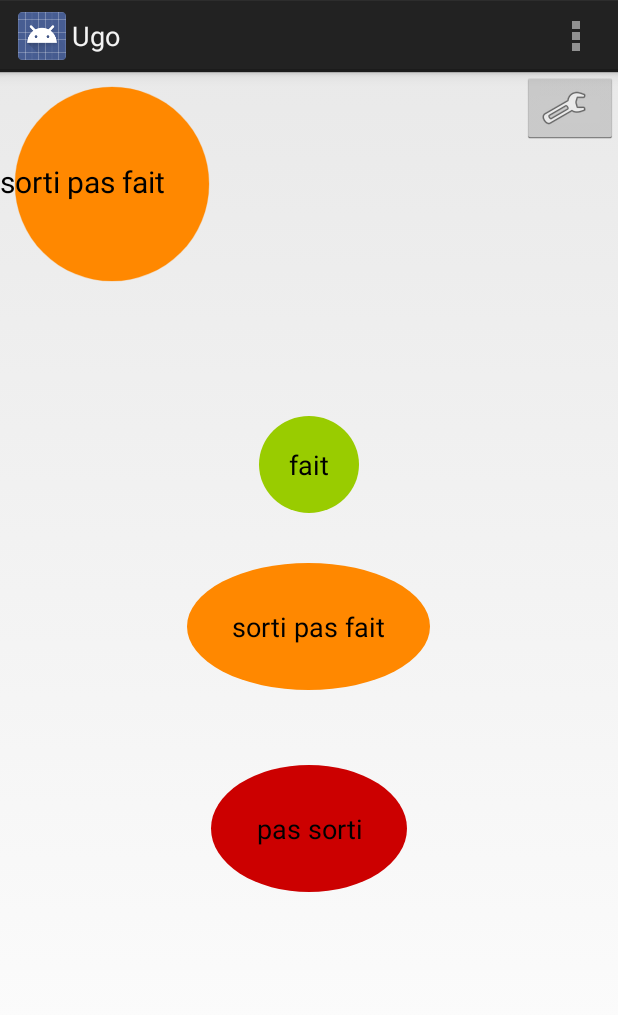
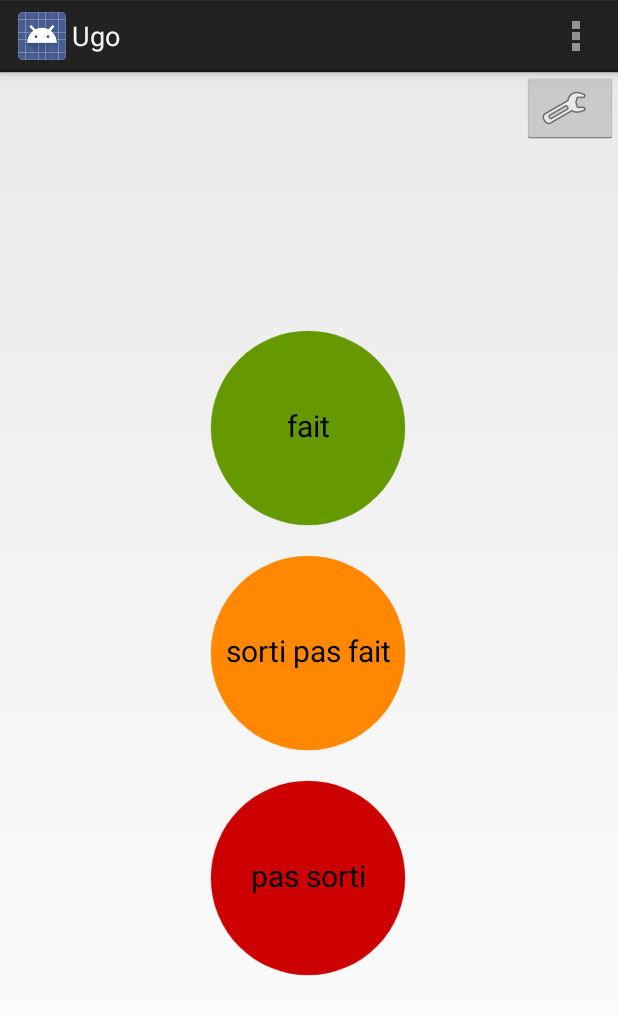
Before and after one commit to b3b00/Ugo, an Android app: the screen it shows after launch (MainActivity), on a phone screen of 412 x 824 dp. Shown: the top 1015 px of the screen. Run offline under Robolectric (Android 15) with nearby library versions, the phone set to English and light mode, and no system bars.

Commit message:
working circle button

```diff
--- a/app/src/main/java/com/olivier/MainActivity.java
+++ b/app/src/main/java/com/olivier/MainActivity.java
@@ -1,5 +1,6 @@
 package com.olivier;
 
+import android.app.ActionBar;
 import android.app.Activity;
 import android.app.Notification;
 import android.app.NotificationManager;
@@ -20,9 +21,11 @@ import android.widget.TextView;
 import android.widget.Toast;
 import android.support.v4.app.*;
 
+import com.olivier.button.CircleButton;
+
 import java.util.UUID;
 
-public class MainActivity extends Activity {
+public class MainActivity extends Activity implements ActionBar.TabListener {
 
     private static final String PHONE_NO = "0660850330";
 
@@ -49,7 +52,7 @@ public class MainActivity extends Activity {
     }
 
 
-    protected void sendSMS(Button button, final String msgKey) {
+    protected void sendSMS(CircleButton button, final String msgKey) {
         Vibrator vibrator = (Vibrator)getSystemService(VIBRATOR_SERVICE);
         button.setAlpha(0.5f);
 
@@ -134,25 +137,25 @@ public class MainActivity extends Activity {
         setContentView(R.layout.activity_main);
 
 
-        Button buttonDone = (Button) findViewById(R.id.buttonDone);
+        CircleButton buttonDone = (CircleButton) findViewById(R.id.buttonDone);
 
         buttonDone.setOnClickListener(new View.OnClickListener() {
             public void onClick(View v) {
-                sendSMS((Button)v, "msgDone");
+                sendSMS((CircleButton)v, "msgDone");
             }
         });
 
-        Button buttonOutButNotDone = (Button) findViewById(R.id.buttonOutButNotDone);
+        CircleButton buttonOutButNotDone = (CircleButton) findViewById(R.id.buttonOutButNotDone);
 
         buttonOutButNotDone.setOnClickListener(new View.OnClickListener() {
-            public void onClick(View v) {     sendSMS((Button)v, "msgOutButNotDone");        }
+            public void onClick(View v) {     sendSMS((CircleButton)v, "msgOutButNotDone");        }
         });
 
-        Button buttonNotOut = (Button) findViewById(R.id.buttonNotOut);
+        CircleButton buttonNotOut = (CircleButton) findViewById(R.id.buttonNotOut);
 
         buttonNotOut.setOnClickListener(new View.OnClickListener() {
             public void onClick(View v) {
-                sendSMS((Button)v, "msgNotOut");
+                sendSMS((CircleButton)v, "msgNotOut");
             }
         });
 
@@ -174,6 +177,13 @@ public class MainActivity extends Activity {
     }
 
 
+    private void initComponents() {
+        // Set up the action bar.
+        final ActionBar actionBar = getActionBar();
+        actionBar.setNavigationMode(ActionBar.NAVIGATION_MODE_TABS);
+
+    }
+
 
 
     @Override
@@ -184,6 +194,31 @@ public class MainActivity extends Activity {
         return true;
     }
 
+    public void onTabUnselected(ActionBar.Tab tab, FragmentTransaction fragmentTransaction) {
+    }
+
+
+    public void onTabSelected(ActionBar.Tab tab, FragmentTransaction fragmentTransaction) {
+
+
+
+    }
+
+
+    public void onTabReselected(ActionBar.Tab tab, FragmentTransaction fragmentTransaction) {
+    }
+
+
+    @Override
+    public void onRestoreInstanceState(Bundle savedInstanceState) {
+
+    }
+
+    @Override
+    public void onSaveInstanceState(Bundle outState) {
+
+    }
+
 
 
 }
--- a/app/src/main/java/com/olivier/button/CircleButton.java
+++ b/app/src/main/java/com/olivier/button/CircleButton.java
@@ -94,9 +94,9 @@ public class CircleButton extends ImageView {
         Rect bounds = new Rect();
         textPaint.getTextBounds("a", 0, 1, bounds);
 
-        canvas.drawText(text, 0, (canvas.getHeight()+ bounds.height()) >> 1, textPaint);
+        float measureText = textPaint.measureText(text);
 
-        //canvas.drawText(text, 15, canvas.getHeight()/2, textPaint);
+        canvas.drawText(text, (canvas.getWidth() - measureText) / 2, (canvas.getHeight()+ bounds.height()) >> 1, textPaint);
 
         super.onDraw(canvas);
     }
--- a/app/src/main/res/layout/activity_main.xml
+++ b/app/src/main/res/layout/activity_main.xml
@@ -16,7 +16,34 @@
     android:weightSum="1">
 
 
+    <com.olivier.button.CircleButton
+        android:id="@+id/buttonDone"
+        android:layout_width="150dip"
+        android:layout_height="150dip"
+        app:cb_text="@string/lbl_out_done"
+        app:cb_color="@android:color/holo_green_dark"
+        app:cb_pressed_ring_width="10dip"
+        app:cb_text_size="30"/>
 
+    <com.olivier.button.CircleButton
+        android:id="@+id/buttonOutButNotDone"
+        android:layout_width="150dip"
+        android:layout_height="150dip"
+        app:cb_text="@string/lbl_out_not_done"
+        app:cb_color="@android:color/holo_orange_dark"
+        app:cb_pressed_ring_width="10dip"
+        app:cb_text_size="30"/>
+
+    <com.olivier.button.CircleButton
+        android:id="@+id/buttonNotOut"
+        android:layout_width="150dip"
+        android:layout_height="150dip"
+        app:cb_text="@string/lbl_not_out"
+        app:cb_color="@android:color/holo_red_dark"
+        app:cb_pressed_ring_width="10dip"
+        app:cb_text_size="30"/>
+
+<!--
     <Button
         android:layout_width="wrap_content"
         android:layout_height="wrap_content"
@@ -50,7 +77,7 @@
         android:paddingRight="30dp"
         android:paddingBottom="30dp"
         android:layout_weight="0.60"
-        android:gravity="center_vertical|center_horizontal"/>
+        android:gravity="center_vertical|center_horizontal"/>-->
 </LinearLayout>
 
     <Button
@@ -70,12 +97,5 @@
         android:layout_alignParentBottom="true"
         android:layout_centerHorizontal="true" />
 
-    <com.olivier.button.CircleButton
-        android:layout_width="150dip"
-        android:layout_height="150dip"
-        app:cb_text="@string/lbl_out_not_done"
-        app:cb_color="@android:color/holo_orange_dark"
-        app:cb_pressed_ring_width="10dip"
-        app:cb_text_size="30"/>
 
 </RelativeLayout>
```
